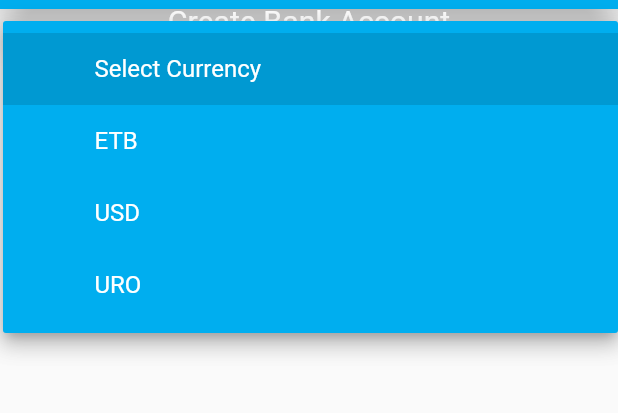
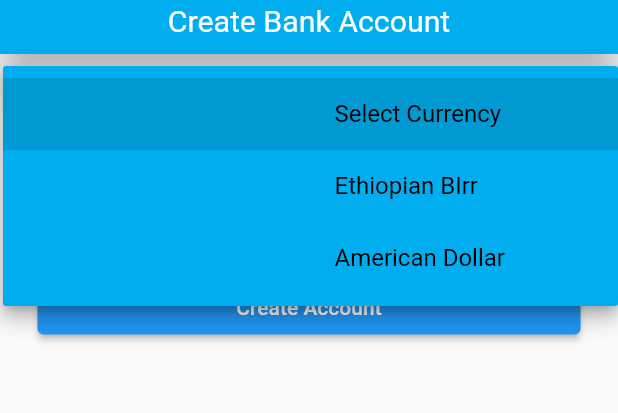
Before and after one commit to jonmersha/coop_on_boarding, a Flutter app: the CustomerBankAccount screen opened directly with empty values, after a tap on "Select Currency", on a phone screen of 412 x 824 dp, the part 126-539 px from its top. Run offline on Flutter 3.47's test engine with Material 2 defaults, Android fonts, the phone set to English and light mode, and no system bars; our stand-ins replace awesome_dialog, floor, image_picker, shared_preferences, splashscreen; missing offline and left inert: flutter_uploader; accounts and stored records are empty; network calls fail; Roboto replaces fonts that are missing (Arial).

Commit message:
Customer Registration And other Screen correction

```diff
--- a/lib/CommonDate.dart
+++ b/lib/CommonDate.dart
@@ -3,8 +3,10 @@
 class CommonData{
     //static final String baseUrl='10.0.19.60:8080';
     // static final String baseUrl='http://10.1.11.102:8080';
-    static final String baseUrl='http://192.168.43.228:8080';
+    //static final String baseUrl='http://192.168.43.228:8080';
+    // static final String baseUrl='http://192.168.0.102:8080';
     // static final String baseUrl='http://localhost:8080';
+     static final String baseUrl='http://192.168.1.3:8080';
     static UserData userData;
     static String userName;
     static String passWord;
--- a/lib/awidjet/CustomDropDown.dart
+++ b/lib/awidjet/CustomDropDown.dart
@@ -22,30 +22,31 @@ class DropDownStringValue extends StatefulWidget {
   State createState() =>  DropDownStringValueState(setOperation,operationList,this.width);
 }
 class DropDownStringValueState extends State<DropDownStringValue> {
-  double widht;
-  Function setOpeation;
+  double width;
+  Function setOperation;
   List<StringValue> operationList;
-  DropDownStringValueState(this.setOpeation,this.operationList,this.widht);
+  DropDownStringValueState(this.setOperation,this.operationList,this.width);
   StringValue selectedUser;
   @override
   Widget build(BuildContext context) {
     return   Container(
         height: 40,
         decoration: BoxDecoration(
-            color: Colors.black87,
+            color: Colors.white,
             borderRadius: BorderRadius.circular(4),
-            border: Border.all(width: 1.0, color: Colors.white)
+            border: Border.all(width: 1.0, color: CustomColor.cyan_blue)
         ),
 
         child: DropdownButton<StringValue>(
           underline: Container(
+
             height: 0,
-            color: CustomColor.white,
+            color: CustomColor.black,
 
           ),
           hint:  Text(
             operationList[0].name,
-            style: TextStyle(color:CustomColor.white,),),
+            style: TextStyle(color:CustomColor.black,),),
           icon: Icon(                // Add this
             Icons.arrow_downward_outlined,  // Add this
             color: CustomColor.cyan_blue,
@@ -56,7 +57,7 @@ class DropDownStringValueState extends State<DropDownStringValue> {
           onChanged: (StringValue Value) {
             setState(() {
               selectedUser = Value;
-              setOpeation(selectedUser.value);
+              setOperation(selectedUser.value);
             });
           },
           items: operationList.map((StringValue user) {
@@ -65,12 +66,12 @@ class DropDownStringValueState extends State<DropDownStringValue> {
               child: Row(
                 children: <Widget>[
                   //user.icon,
-                  SizedBox(width: 40,),
+                  SizedBox(width: this.width),
                   Container(
                     padding: EdgeInsets.all(5.0),
                     child: Text(
                       user.name,
-                      style:  TextStyle(color: CustomColor.white
+                      style:  TextStyle(color: CustomColor.black
 
                       ),
                     ),
@@ -91,34 +92,38 @@ class DropDownIntegerValue extends StatefulWidget {
   Function setOperation;
   List<IntegerValue> operationList;
   DropDownIntegerValue(this.setOperation, this.operationList,this.width);
-
   State createState() =>  DropDownIntegerValueState(setOperation,operationList,this.width);
 }
 class DropDownIntegerValueState extends State<DropDownIntegerValue> {
-  double widht;
-  Function setOpeation;
+  double width;
+  Function setOperation;
   List<IntegerValue> operationList;
-  DropDownIntegerValueState(this.setOpeation,this.operationList,this.widht);
+  DropDownIntegerValueState(this.setOperation,this.operationList,this.width);
   IntegerValue selectedUser;
   @override
+
   Widget build(BuildContext context) {
-    return   Container(
+    return   StreamBuilder<Object>(
+      stream: null,
+      builder: (context, snapshot) {
+        return Container(
             height: 40,
             decoration: BoxDecoration(
-            color: Colors.black87,
+                color: Colors.white,
                 borderRadius: BorderRadius.circular(4),
-            border: Border.all(width: 1.0, color: Colors.white)
+                border: Border.all(width: 1.0, color: Colors.black)
             ),
 
             child: DropdownButton<IntegerValue>(
               underline: Container(
+                width: width,
                 height: 0,
-            color: CustomColor.white,
+                color: CustomColor.black,
 
               ),
               hint:  Text(
                 operationList[0].name,
-            style: TextStyle(color:CustomColor.white,),),
+                style: TextStyle(color:CustomColor.black,),),
               icon: Icon(                // Add this
                 Icons.arrow_downward_outlined,  // Add this
                 color: CustomColor.cyan_blue,
@@ -129,7 +134,7 @@ class DropDownIntegerValueState extends State<DropDownIntegerValue> {
               onChanged: (IntegerValue Value) {
                 setState(() {
                   selectedUser = Value;
-              setOpeation(selectedUser.value);
+                  setOperation(selectedUser.value);
                 });
               },
               items: operationList.map((IntegerValue user) {
@@ -138,12 +143,12 @@ class DropDownIntegerValueState extends State<DropDownIntegerValue> {
                   child: Row(
                     children: <Widget>[
                       //user.icon,
-                  SizedBox(width: 40,),
+                      SizedBox(width: width),
                       Container(
                         padding: EdgeInsets.all(5.0),
                         child: Text(
                           user.name,
-                      style:  TextStyle(color: CustomColor.white
+                          style:  TextStyle(color: CustomColor.black
 
                           ),
                         ),
@@ -154,6 +159,8 @@ class DropDownIntegerValueState extends State<DropDownIntegerValue> {
                 );
               }).toList(),
             ));
+      }
+    );
   }
 }
 
@@ -179,7 +186,7 @@ class NumberListState extends State<NumberList> {
     return   Container(
         height: 40,
         decoration: BoxDecoration(
-            color: Colors.black87,
+            color: Colors.white,
             borderRadius: BorderRadius.circular(4),
             border: Border.all(width: 1.0, color: Colors.white)
         ),
@@ -191,7 +198,7 @@ class NumberListState extends State<NumberList> {
 
           ),
           hint:  Text(
-            'Please Select Year', style: TextStyle(color:CustomColor.white,),),
+            this.hintText, style: TextStyle(color:CustomColor.black,),),
           icon: Icon(                // Add this
             Icons.arrow_downward_outlined,  // Add this
             color: CustomColor.cyan_blue,
@@ -211,12 +218,12 @@ class NumberListState extends State<NumberList> {
               child: Row(
                 children: <Widget>[
                   //user.icon,
-                  SizedBox(width: 40,),
+                  SizedBox(width: 20,),
                   Container(
                     padding: EdgeInsets.all(5.0),
                     child: Text(
                       user.toString(),
-                      style:  TextStyle(color: CustomColor.white),
+                      style:  TextStyle(color: CustomColor.black),
                     ),
 
                   ),
--- a/lib/awidjet/application_bar.dart
+++ b/lib/awidjet/application_bar.dart
@@ -63,7 +63,7 @@ class APPBarChieledPage extends StatelessWidget{
 
   PreferredSize buildPreferredSize() {
     return PreferredSize(
-      preferredSize:Size.fromHeight(90.0),
+      preferredSize:Size.fromHeight(120.0),
       child: AppBar(
         elevation: 10,
         backgroundColor: CustomColor.cyan_blue,
--- a/lib/pages/cuatomer_account/CustomerBankAccount.dart
+++ b/lib/pages/cuatomer_account/CustomerBankAccount.dart
@@ -2,14 +2,12 @@ import 'package:awesome_dialog/awesome_dialog.dart';
 import 'package:onboarding/CommonDate.dart';
 import 'package:onboarding/awidjet/CustomDropDown.dart';
 import 'package:onboarding/awidjet/application_bar.dart';
-import 'package:onboarding/awidjet/dropdown_menu.dart';
+
 import 'package:flutter/cupertino.dart';
 import 'package:flutter/material.dart';
 import 'package:onboarding/methods/Methods.dart';
 import 'package:http/http.dart' as http;
 import 'dart:convert' as convert;
-import 'package:onboarding/pages/cuatomer_account/customerinfo/customer_2.dart';
-
 
 class CustomerBankAccount extends StatefulWidget {
   var data;
@@ -28,15 +26,27 @@ class _CustomerBankAccountState extends State<CustomerBankAccount> {
 
 
   ];
-  List<IntegerValue> currencyList = <IntegerValue>[
-    const IntegerValue('Select Currency',0),
-    const IntegerValue('ETB',1),
-    const IntegerValue('USD',2),
-    const IntegerValue('URO',3),
+  List<StringValue> currencyList = <StringValue>[
+    const StringValue('Select Currency','ETB'),
+    const StringValue('Ethiopian BIrr','ETB'),
+    const StringValue('American Dollar','USD'),
+
 
   ];
 var _data;
   _CustomerBankAccountState(this._data);
+
+  getCurrency(String currency){
+    setState(() {
+      this.currency=currency;
+    });
+  }
+
+  getProductType(int productType) {
+    setState(() {
+      this.productType=productType;
+    });
+  }
 
 
   @override
@@ -57,7 +67,7 @@ var _data;
               children: [
                 Container(
                   padding: EdgeInsets.all(15.0),
-                  child: DropDownIntegerValue(getCurrency,currencyList,200),
+                  child: DropDownStringValue(getCurrency,currencyList,200),
                 ),
                 Container(
                   padding: EdgeInsets.all(15.0),
@@ -73,19 +83,10 @@ var _data;
 
   }
 
-  getCurrency(String currency){
-    setState(() {
-      this.currency=currency;
-    });
-  }
 
-  getProductType(int productType) {
-    setState(() {
-      this.productType=productType;
-    });
-  }
 
   createAccount()  async{
+    print('Currency:'+currency.toString());
 
     Methods.showLoaderDialog(context,'Creating Ban Account...');
     final http.Response response = await http.post(
@@ -99,15 +100,13 @@ var _data;
         "productCode": this.productType.toString(),
         "accountName": _data['firstName']+' '+_data['middleName']+' '+_data['lastName'],
         "shortName": _data['firstName'],
-        "currency": currency,
+        "currency": this.currency.toString(),
         "messageId": "AC123146"
       }
       ),
     );
     setState(() {
       if(response.statusCode==200){
-
-
         Navigator.pop(context);
         var val=convert.jsonDecode(response.body);
 
@@ -124,8 +123,6 @@ var _data;
     });
   }
 
-  createUser() {
 
-  }
 
 }
--- a/lib/pages/cuatomer_account/picture.dart
+++ b/lib/pages/cuatomer_account/picture.dart
@@ -10,7 +10,7 @@ class MyApp extends StatelessWidget {
   @override
   Widget build(BuildContext context) {
     return MaterialApp(
-      title: 'Flutter File Upload Example',
+      title: 'Image Upload',
       home: StartPage(),
     );
   }
@@ -26,7 +26,7 @@ class StartPage extends StatelessWidget {
     TextEditingController controller = TextEditingController();
     return Scaffold(
         appBar: AppBar(
-            title: Text('Flutter File Upload Example')
+            title: Text('Image Upload')
         ),
         body: Padding(
           padding: const EdgeInsets.all(8.0),
```
Also changed, not shown: lib/awidjet/text_field.dart (+6 -7 lines), lib/pages/cuatomer_account/CustomerDetailInformation.dart (+12 -23 lines), lib/pages/cuatomer_account/customerinfo/customer_1.dart (+69 -73 lines), lib/pages/cuatomer_account/customerinfo/customer_2.dart (+113 -106 lines), lib/pages/cuatomer_account/customerinfo/customer_3.dart (+100 -27 lines), lib/pages/cuatomer_account/customerinfo/customer_review.dart (+7 -12 lines). Lines whose indentation alone changed are shown as unchanged.
